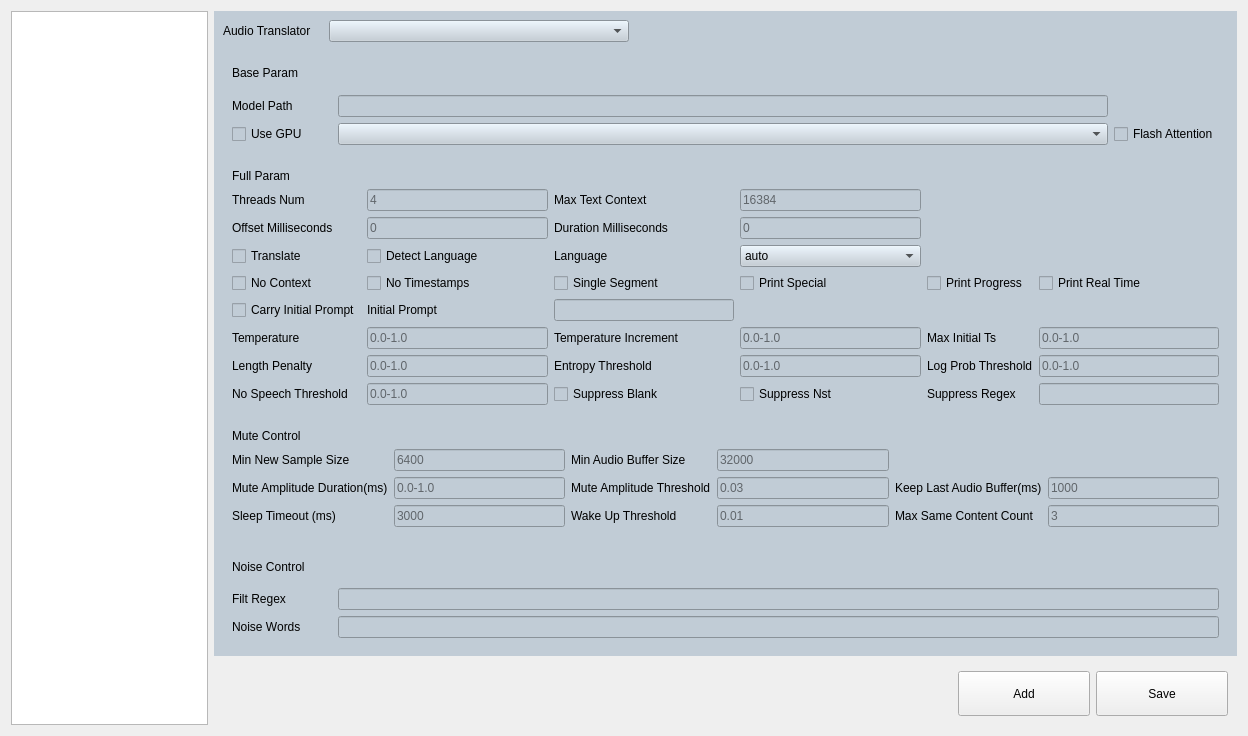
Before: the Qt Designer form src/setting_page/SettingPageHardware.ui in hanjingo/rag-qt, drawn with Qt 5.
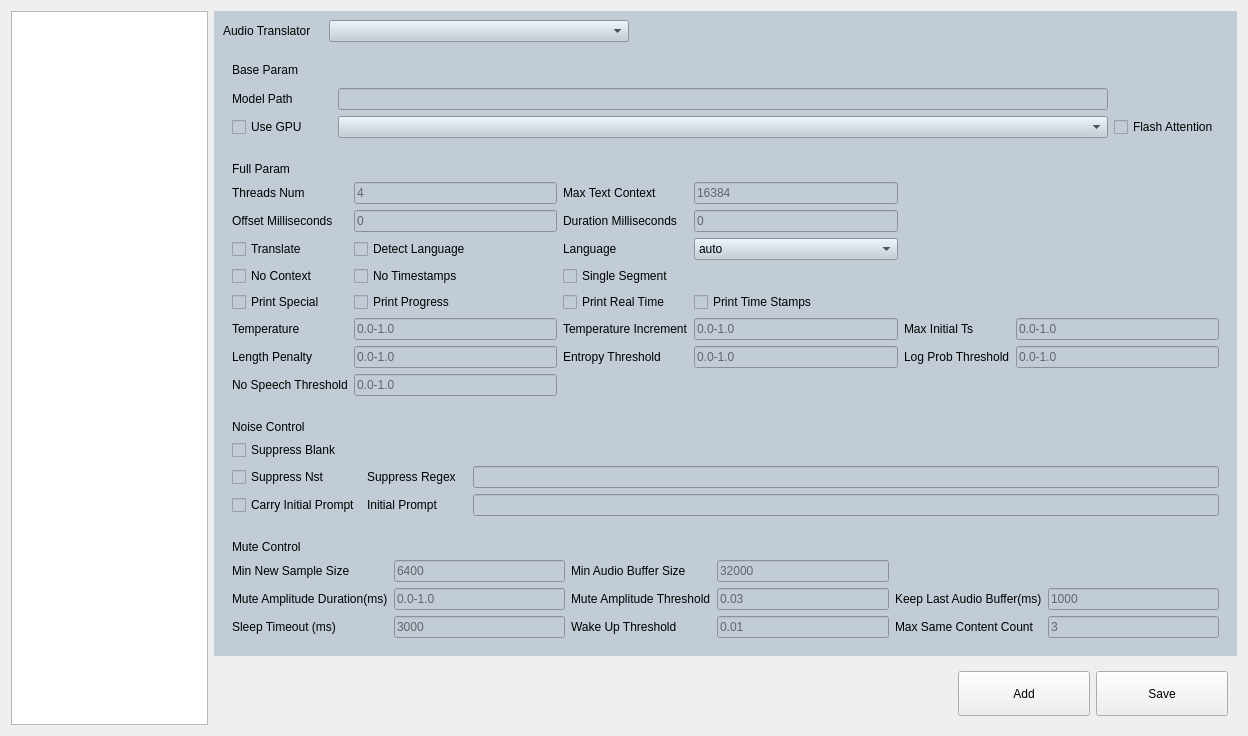
After: the same form once the commit is applied.

The edit to the form file:
```diff
--- a/src/setting_page/SettingPageHardware.ui
+++ b/src/setting_page/SettingPageHardware.ui
@@ -192,8 +192,8 @@
                <string notr="true">background-color:#C1CCD6;</string>
               </property>
               <layout class="QGridLayout" name="gridLayout_3">
-               <item row="6" column="1">
-                <widget class="QLabel" name="lblInitPrompt">
+               <item row="10" column="0">
+                <widget class="QLabel" name="lblNoSpeechThreshold">
                  <property name="minimumSize">
                   <size>
                    <width>100</width>
@@ -207,7 +207,7 @@
                   </font>
                  </property>
                  <property name="text">
-                  <string>Initial Prompt</string>
+                  <string>No Speech Threshold</string>
                  </property>
                 </widget>
                </item>
@@ -237,13 +237,6 @@
                  </property>
                 </widget>
                </item>
-               <item row="4" column="4">
-                <widget class="QCheckBox" name="ckPrintProgress">
-                 <property name="text">
-                  <string>Print Progress</string>
-                 </property>
-                </widget>
-               </item>
                <item row="8" column="0">
                 <widget class="QLabel" name="lblTemperature">
                  <property name="minimumSize">
@@ -301,22 +294,6 @@
                  </property>
                 </widget>
                </item>
-               <item row="6" column="2">
-                <widget class="QLineEdit" name="editInitPrompt">
-                 <property name="font">
-                  <font>
-                   <italic>false</italic>
-                   <bold>false</bold>
-                  </font>
-                 </property>
-                 <property name="text">
-                  <string/>
-                 </property>
-                 <property name="placeholderText">
-                  <string/>
-                 </property>
-                </widget>
-               </item>
                <item row="8" column="5">
                 <widget class="QLineEdit" name="editMaxInitTs">
                  <property name="font">
@@ -387,6 +364,13 @@
                  </property>
                 </widget>
                </item>
+               <item row="5" column="0">
+                <widget class="QCheckBox" name="ckPrintSpecial">
+                 <property name="text">
+                  <string>Print Special</string>
+                 </property>
+                </widget>
+               </item>
                <item row="8" column="4">
                 <widget class="QLabel" name="lblMaxInitTs">
                  <property name="minimumSize">
@@ -413,13 +397,6 @@
                  </property>
                 </widget>
                </item>
-               <item row="4" column="5">
-                <widget class="QCheckBox" name="ckPrintRealTime">
-                 <property name="text">
-                  <string>Print Real Time</string>
-                 </property>
-                </widget>
-               </item>
                <item row="8" column="1">
                 <widget class="QLineEdit" name="editTemperature">
                  <property name="font">
@@ -478,6 +455,13 @@
                  </property>
                 </widget>
                </item>
+               <item row="5" column="2">
+                <widget class="QCheckBox" name="ckPrintRealTime">
+                 <property name="text">
+                  <string>Print Real Time</string>
+                 </property>
+                </widget>
+               </item>
                <item row="3" column="2">
                 <widget class="QLabel" name="lblLanguage">
                  <property name="minimumSize">
@@ -497,10 +481,19 @@
                  </property>
                 </widget>
                </item>
-               <item row="4" column="3">
-                <widget class="QCheckBox" name="ckPrintSpecial">
+               <item row="10" column="1">
+                <widget class="QLineEdit" name="editNoSpeechThreshold">
+                 <property name="font">
+                  <font>
+                   <italic>false</italic>
+                   <bold>false</bold>
+                  </font>
+                 </property>
                  <property name="text">
-                  <string>Print Special</string>
+                  <string/>
+                 </property>
+                 <property name="placeholderText">
+                  <string>0.0-1.0</string>
                  </property>
                 </widget>
                </item>
@@ -539,6 +532,13 @@
                  </property>
                 </widget>
                </item>
+               <item row="5" column="1">
+                <widget class="QCheckBox" name="ckPrintProgress">
+                 <property name="text">
+                  <string>Print Progress</string>
+                 </property>
+                </widget>
+               </item>
                <item row="9" column="0">
                 <widget class="QLabel" name="lblLengthPenalty">
                  <property name="minimumSize">
@@ -647,27 +647,6 @@
                  </property>
                 </widget>
                </item>
-               <item row="6" column="0">
-                <widget class="QCheckBox" name="ckCarryInitPrompt">
-                 <property name="text">
-                  <string>Carry Initial Prompt</string>
-                 </property>
-                </widget>
-               </item>
-               <item row="4" column="2">
-                <widget class="QCheckBox" name="ckSingleSegment">
-                 <property name="text">
-                  <string>Single Segment</string>
-                 </property>
-                </widget>
-               </item>
-               <item row="4" column="1">
-                <widget class="QCheckBox" name="ckNoTimestamps">
-                 <property name="text">
-                  <string>No Timestamps</string>
-                 </property>
-                </widget>
-               </item>
                <item row="3" column="3">
                 <widget class="QComboBox" name="comboLanguage">
                  <item>
@@ -687,6 +666,20 @@
                  </item>
                 </widget>
                </item>
+               <item row="4" column="2">
+                <widget class="QCheckBox" name="ckSingleSegment">
+                 <property name="text">
+                  <string>Single Segment</string>
+                 </property>
+                </widget>
+               </item>
+               <item row="4" column="1">
+                <widget class="QCheckBox" name="ckNoTimestamps">
+                 <property name="text">
+                  <string>No Timestamps</string>
+                 </property>
+                </widget>
+               </item>
                <item row="9" column="4">
                 <widget class="QLabel" name="lblLogProbThreshold">
                  <property name="minimumSize">
@@ -706,56 +699,100 @@
                  </property>
                 </widget>
                </item>
-               <item row="10" column="0">
-                <widget class="QLabel" name="lblNoSpeechThreshold">
-                 <property name="minimumSize">
-                  <size>
-                   <width>100</width>
-                   <height>0</height>
-                  </size>
-                 </property>
-                 <property name="font">
-                  <font>
-                   <italic>false</italic>
-                   <bold>false</bold>
-                  </font>
-                 </property>
+               <item row="5" column="3">
+                <widget class="QCheckBox" name="ckPrintTimeStamp">
                  <property name="text">
-                  <string>No Speech Threshold</string>
+                  <string>Print Time Stamps</string>
                  </property>
                 </widget>
                </item>
-               <item row="10" column="1">
-                <widget class="QLineEdit" name="editNoSpeechThreshold">
-                 <property name="font">
-                  <font>
-                   <italic>false</italic>
-                   <bold>false</bold>
-                  </font>
-                 </property>
-                 <property name="text">
-                  <string/>
-                 </property>
-                 <property name="placeholderText">
-                  <string>0.0-1.0</string>
-                 </property>
-                </widget>
-               </item>
-               <item row="10" column="2">
+              </layout>
+             </widget>
+            </item>
+            <item>
+             <widget class="QWidget" name="wgtMuteControl_2" native="true">
+              <property name="styleSheet">
+               <string notr="true">background-color:#C1CCD6;</string>
+              </property>
+              <layout class="QGridLayout" name="gridLayout_6">
+               <item row="1" column="0">
                 <widget class="QCheckBox" name="ckSuppressBlank">
                  <property name="text">
                   <string>Suppress Blank</string>
                  </property>
                 </widget>
                </item>
-               <item row="10" column="3">
-                <widget class="QCheckBox" name="ckSuppressNst">
+               <item row="0" column="0">
+                <widget class="QLabel" name="lblNoiseControlTitle">
+                 <property name="minimumSize">
+                  <size>
+                   <width>100</width>
+                   <height>0</height>
+                  </size>
+                 </property>
+                 <property name="font">
+                  <font>
+                   <italic>false</italic>
+                   <bold>false</bold>
+                  </font>
+                 </property>
                  <property name="text">
-                  <string>Suppress Nst</string>
+                  <string>Noise Control</string>
                  </property>
                 </widget>
                </item>
-               <item row="10" column="4">
+               <item row="2" column="3">
+                <widget class="QLineEdit" name="editSuppressRegex">
+                 <property name="font">
+                  <font>
+                   <italic>false</italic>
+                   <bold>false</bold>
+                  </font>
+                 </property>
+                 <property name="text">
+                  <string/>
+                 </property>
+                 <property name="placeholderText">
+                  <string/>
+                 </property>
+                </widget>
+               </item>
+               <item row="3" column="1">
+                <widget class="QLabel" name="lblInitPrompt">
+                 <property name="minimumSize">
+                  <size>
+                   <width>100</width>
+                   <height>0</height>
+                  </size>
+                 </property>
+                 <property name="font">
+                  <font>
+                   <italic>false</italic>
+                   <bold>false</bold>
+                  </font>
+                 </property>
+                 <property name="text">
+                  <string>Initial Prompt</string>
+                 </property>
+                </widget>
+               </item>
+               <item row="3" column="3">
+                <widget class="QLineEdit" name="editInitPrompt">
+                 <property name="font">
+                  <font>
+                   <italic>false</italic>
+                   <bold>false</bold>
+                  </font>
+                 </property>
+                 <property name="text">
+                  <string/>
+                 </property>
+                 <property name="placeholderText">
+                  <string/>
+                 </property>
+                </widget>
+               </item>
+               <item row="2" column="1">
                 <widget class="QLabel" name="lblSuppressRegex">
                  <property name="minimumSize">
                   <size>
@@ -774,19 +811,17 @@
                  </property>
                 </widget>
                </item>
-               <item row="10" column="5">
-                <widget class="QLineEdit" name="editSuppressRegex">
-                 <property name="font">
-                  <font>
-                   <italic>false</italic>
-                   <bold>false</bold>
-                  </font>
-                 </property>
+               <item row="2" column="0">
+                <widget class="QCheckBox" name="ckSuppressNst">
                  <property name="text">
-                  <string/>
+                  <string>Suppress Nst</string>
                  </property>
-                 <property name="placeholderText">
-                  <string/>
+                </widget>
+               </item>
+               <item row="3" column="0">
+                <widget class="QCheckBox" name="ckCarryInitPrompt">
+                 <property name="text">
+                  <string>Carry Initial Prompt</string>
                  </property>
                 </widget>
                </item>
@@ -1101,104 +1136,6 @@
               </layout>
              </widget>
             </item>
-            <item>
-             <widget class="QWidget" name="wgtMuteControl_2" native="true">
-              <property name="styleSheet">
-               <string notr="true">background-color:#C1CCD6;</string>
-              </property>
-              <layout class="QGridLayout" name="gridLayout_6">
-               <item row="2" column="1">
-                <widget class="QLineEdit" name="editNoiseWords">
-                 <property name="font">
-                  <font>
-                   <italic>false</italic>
-                   <bold>false</bold>
-                  </font>
-                 </property>
-                 <property name="text">
-                  <string/>
-                 </property>
-                 <property name="placeholderText">
-                  <string/>
-                 </property>
-                </widget>
-               </item>
-               <item row="1" column="1">
-                <widget class="QLineEdit" name="editFiltRegex">
-                 <property name="font">
-                  <font>
-                   <italic>false</italic>
-                   <bold>false</bold>
-                  </font>
-                 </property>
-                 <property name="text">
-                  <string/>
-                 </property>
-                 <property name="placeholderText">
-                  <string/>
-                 </property>
-                </widget>
-               </item>
-               <item row="2" column="0">
-                <widget class="QLabel" name="lblNoiseWords">
-                 <property name="minimumSize">
-                  <size>
-                   <width>100</width>
-                   <height>0</height>
-                  </size>
-                 </property>
-                 <property name="font">
-                  <font>
-                   <italic>false</italic>
-                   <bold>false</bold>
-                  </font>
-                 </property>
-                 <property name="text">
-                  <string>Noise Words</string>
-                 </property>
-                </widget>
-               </item>
-               <item row="0" column="0">
-                <widget class="QLabel" name="lblNoiseControlTitle">
-                 <property name="minimumSize">
-                  <size>
-                   <width>100</width>
-                   <height>0</height>
-                  </size>
-                 </property>
-                 <property name="font">
-                  <font>
-                   <italic>false</italic>
-                   <bold>false</bold>
-                  </font>
-                 </property>
-                 <property name="text">
-                  <string>Noise Control</string>
-                 </property>
-                </widget>
-               </item>
-               <item row="1" column="0">
-                <widget class="QLabel" name="lblFiltRegex">
-                 <property name="minimumSize">
-                  <size>
-                   <width>100</width>
-                   <height>0</height>
-                  </size>
-                 </property>
-                 <property name="font">
-                  <font>
-                   <italic>false</italic>
-                   <bold>false</bold>
-                  </font>
-                 </property>
-                 <property name="text">
-                  <string>Filt Regex</string>
-                 </property>
-                </widget>
-               </item>
-              </layout>
-             </widget>
-            </item>
            </layout>
           </widget>
          </item>
```
